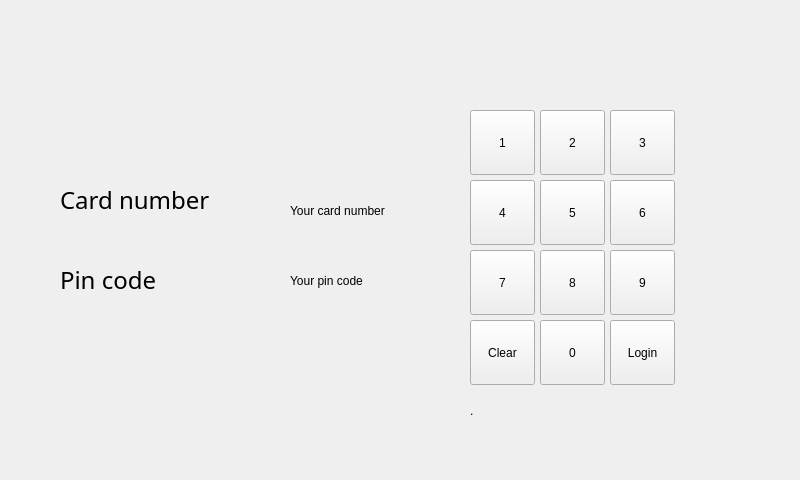
Old version of the form bank-automat/login.ui in the repository JansQ-75/Riihimaatti.
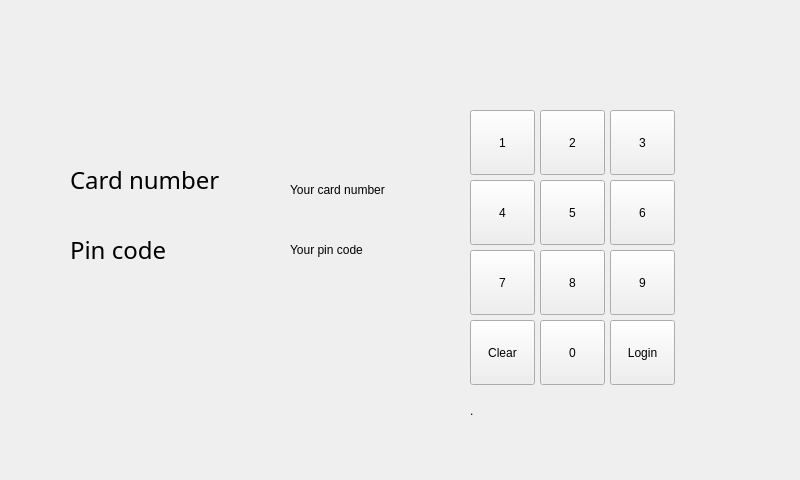
New version of the form.

The edit to the form file:
```diff
--- a/bank-automat/login.ui
+++ b/bank-automat/login.ui
@@ -42,8 +42,8 @@
   <widget class="QLabel" name="label_9">
    <property name="geometry">
     <rect>
-     <x>60</x>
-     <y>170</y>
+     <x>70</x>
+     <y>150</y>
      <width>200</width>
      <height>60</height>
     </rect>
@@ -74,8 +74,8 @@
   <widget class="QLabel" name="label_10">
    <property name="geometry">
     <rect>
-     <x>60</x>
-     <y>250</y>
+     <x>70</x>
+     <y>220</y>
      <width>200</width>
      <height>60</height>
     </rect>
@@ -94,9 +94,9 @@
    <property name="geometry">
     <rect>
      <x>290</x>
-     <y>250</y>
-     <width>111</width>
-     <height>61</height>
+     <y>230</y>
+     <width>130</width>
+     <height>40</height>
     </rect>
    </property>
    <property name="text">
@@ -198,9 +198,9 @@
    <property name="geometry">
     <rect>
      <x>290</x>
-     <y>180</y>
-     <width>131</width>
-     <height>61</height>
+     <y>170</y>
+     <width>130</width>
+     <height>40</height>
     </rect>
    </property>
    <property name="font">
```
